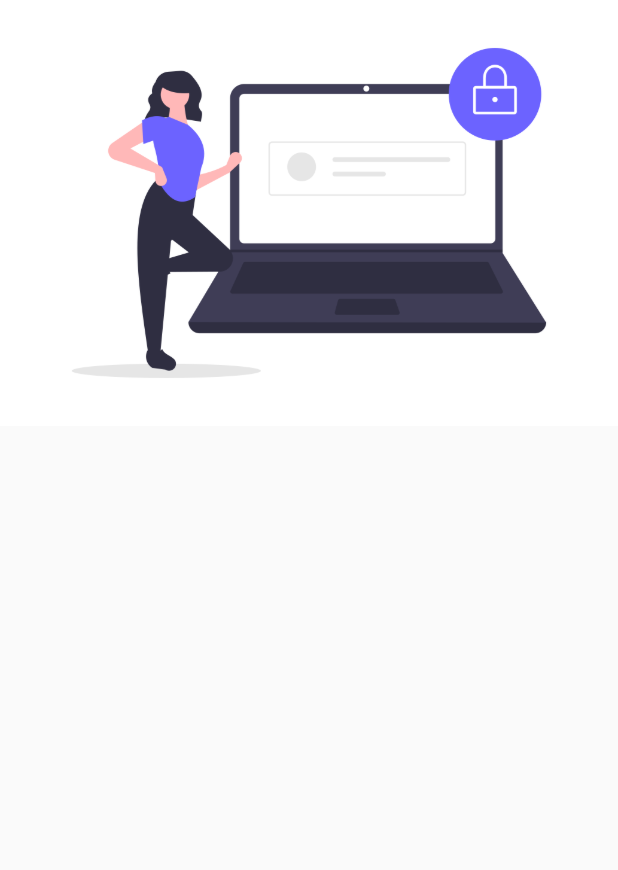
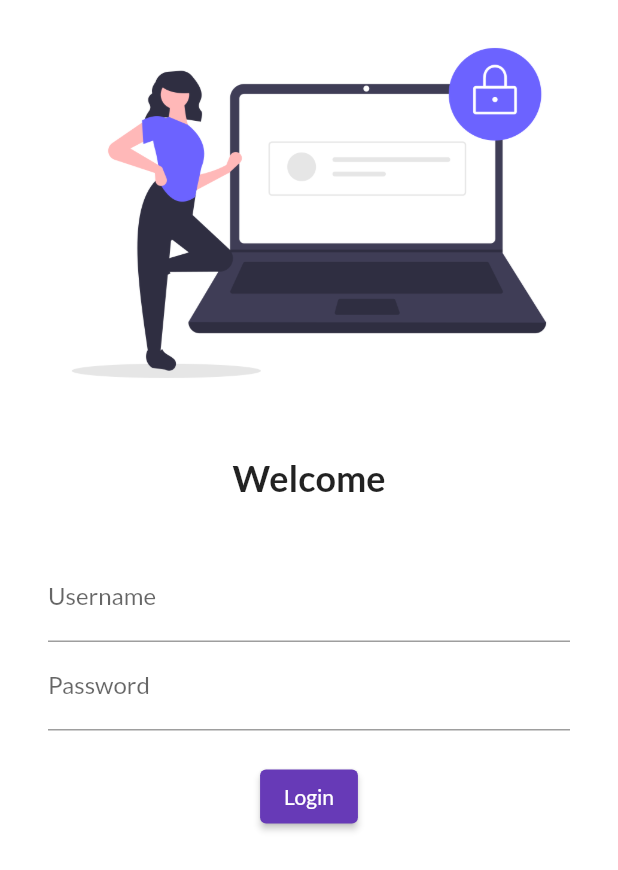
Before and after one commit to harikrishna-makwana/30DaysOfFlutter, a Flutter app: the screen it shows after launch, on a phone screen of 412 x 824 dp. Shown: the top 870 px of the screen. Run offline on Flutter 3.47's test engine with Material 2 defaults, Android fonts, the phone set to English and light mode, and no system bars; our stand-ins replace google_fonts.

Commit message:
Text field, btn, image

```diff
--- a/lib/main.dart
+++ b/lib/main.dart
@@ -3,6 +3,7 @@
 import 'package:flutter/material.dart';
 import 'package:go_for_it/pages/home_page.dart';
 import 'package:go_for_it/pages/login_page.dart';
+import 'package:google_fonts/google_fonts.dart';
 
 void main() {
   runApp(Myapp());
@@ -16,7 +17,10 @@ class Myapp extends StatelessWidget {
     return MaterialApp(
       //theme modes code
       themeMode: ThemeMode.light,
-      theme: ThemeData(primarySwatch: Colors.deepPurple),
+      theme: ThemeData(
+        primarySwatch: Colors.deepPurple,
+        fontFamily: GoogleFonts.lato().fontFamily,
+      ),
       darkTheme: ThemeData(brightness: Brightness.dark),
       //Routes
       initialRoute: "/login",
--- a/lib/pages/home_page.dart
+++ b/lib/pages/home_page.dart
@@ -11,14 +11,14 @@ class HomePage extends StatelessWidget {
     final String name = "Codepur";
     return Scaffold(
       appBar: AppBar(
-        title: Text("Catalog App"),
+        title: const Text("Catalog App"),
       ),
       body: Center(
         child: Container(
           child: Text("Welcome to $days days of flutter course by $name"),
         ),
       ),
-      drawer: Drawer(),
+      drawer: const Drawer(),
     );
   }
 }
--- a/lib/pages/login_page.dart
+++ b/lib/pages/login_page.dart
@@ -1,4 +1,4 @@
-// ignore_for_file: prefer_const_constructors
+// ignore_for_file: prefer_const_constructors, avoid_print
 
 import 'package:flutter/material.dart';
 
@@ -8,8 +8,52 @@ class LoginPage extends StatelessWidget {
   @override
   Widget build(BuildContext context) {
     return Material(
+        color: Colors.white,
         child: Column(
-      children: [Image.asset("assets/images/login_image.png")],
-    ));
+          children: [
+            Image.asset(
+              "assets/images/login_image.png",
+              fit: BoxFit.cover,
+            ),
+            SizedBox(
+              height: 20.0,
+            ),
+            Text(
+              "Welcome",
+              style: TextStyle(
+                fontSize: 24,
+                fontWeight: FontWeight.bold,
+              ),
+            ),
+            SizedBox(
+              height: 20.0,
+            ),
+            Padding(
+              padding:
+                  const EdgeInsets.symmetric(vertical: 16.0, horizontal: 32.0),
+              child: Column(
+                children: [
+                  TextFormField(
+                    decoration: InputDecoration(
+                        hintText: "Enter the Username", labelText: "Username"),
+                  ),
+                  TextFormField(
+                    obscureText: true,
+                    decoration: InputDecoration(
+                        hintText: "Enter the Password", labelText: "Password"),
+                  ),
+                  SizedBox(
+                    height: 20.0,
+                  ),
+                  ElevatedButton(
+                      onPressed: () {
+                        print("Hi, Codepur");
+                      },
+                      child: Text("Login"))
+                ],
+              ),
+            ),
+          ],
+        ));
   }
 }
--- a/pubspec.yaml
+++ b/pubspec.yaml
@@ -34,6 +34,7 @@ dependencies:
   # The following adds the Cupertino Icons font to your application.
   # Use with the CupertinoIcons class for iOS style icons.
   cupertino_icons: ^1.0.2
+  google_fonts: ^5.0.0
 
 dev_dependencies:
   flutter_test:
@@ -57,8 +58,9 @@ flutter:
   uses-material-design: true
 
   # To add assets to your application, add an assets section, like this:
+
   assets:
-    - assets/images
+    - assets/images/
   #   - images/a_dot_ham.jpeg
 
   # An image asset can refer to one or more resolution-specific "variants", see
```
Also changed, not shown: assets/images/login_image copy.png (added), pubspec.lock, 1 other file.
